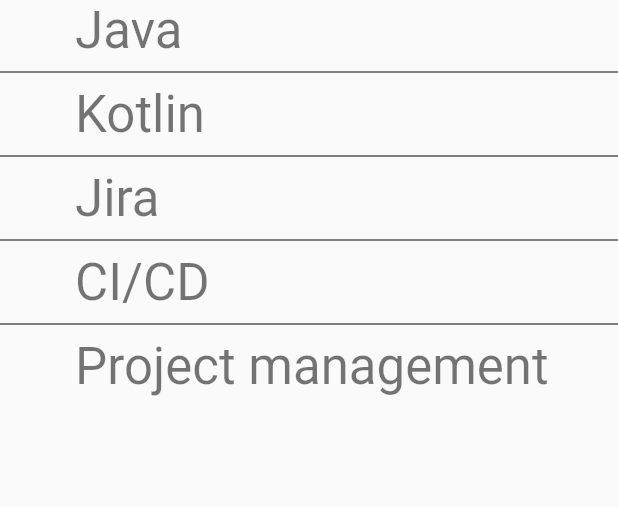
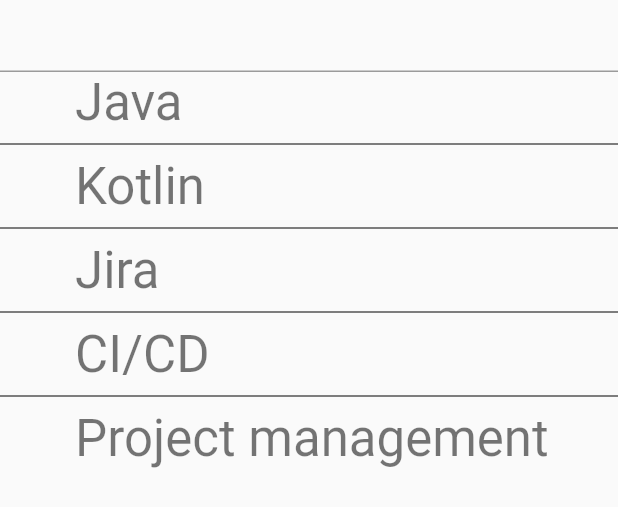
Before and after one commit to 301shevchukanton/FlutterDemo, a Flutter app: the MySkills widget shown alone on an empty page, opened directly, on a phone screen of 412 x 824 dp. Shown: the top 507 px of the screen. Run offline on Flutter 3.47's test engine with Material 2 defaults, Android fonts, the phone set to English and light mode, and no system bars; network calls fail.

```diff
--- a/lib/main.dart
+++ b/lib/main.dart
@@ -13,7 +13,7 @@ class MyApp extends StatelessWidget {
       ),
       home: Scaffold(
         appBar: AppBar(
-          title: Text('title'),
+          title: Text('My awesome profile'),
         ),
         body: SingleChildScrollView(
           physics: ScrollPhysics(),
@@ -100,28 +100,39 @@ class MySkills extends StatefulWidget {
 }
 
 class _MySkillsState extends State<MySkills> {
-  List<String> litems = [
+  List<String> _litems = [
     "Java",
     "Kotlin",
     "Jira",
     "CI/CD",
     "Project management"
   ];
+  final TextEditingController _textEdittingController = new TextEditingController();
 
   @override
   Widget build(BuildContext context) {
-    return ListView.separated(
+    return new Column(children: <Widget>[
+      new TextField(
+        controller: _textEdittingController,
+        onSubmitted: (text) {
+          _litems.add(text);
+          _textEdittingController.clear();
+          setState(() {});
+        },
+      ),
+      ListView.separated(
           separatorBuilder: (context, index) => Divider(
                 color: Colors.black,
               ),
           physics: NeverScrollableScrollPhysics(),
           shrinkWrap: true,
-        itemCount: litems.length,
+          itemCount: _litems.length,
           itemBuilder: (BuildContext ctxt, int Index) {
             return Padding(
                 padding: const EdgeInsets.only(left: 50),
-              child: new Text(litems[Index],
+                child: new Text(_litems[Index],
                     style: Theme.of(context).textTheme.display1));
-        });
+          })
+    ]);
   }
 }
```
Also changed, not shown: 17 other files. Lines whose indentation alone changed are shown as unchanged.
